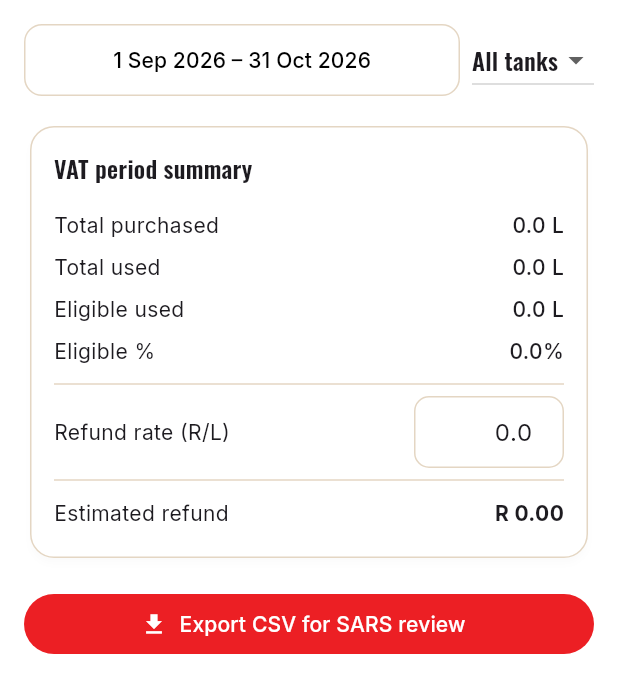
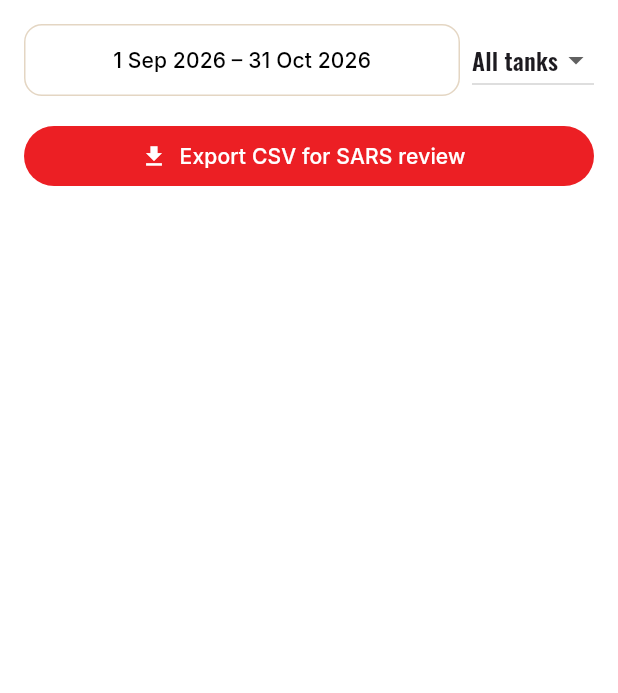
Before and after one commit to DFourie87/Nanini, a Flutter app: the DieselReportsScreen widget shown alone on an empty page, opened directly with empty values, on a phone screen of 412 x 824 dp. Shown: the top 693 px of the screen. Run offline on Flutter 3.47's test engine with Material 3 defaults, Android fonts, the phone set to English and light mode, and no system bars; our stand-ins replace csv, fl_chart, flutter_map, google_fonts, latlong2, pdf and 4 more; accounts and stored records are empty; network calls fail.

Commit message:
Remove VAT period summary from diesel Reports tab
Drops the VAT period summary card (totals, eligible %, refund rate,
estimated refund) and the now-unused refund rate plumbing. The date
range/tank filter and CSV export stay, alongside the diesel price
forecast card.

Co-Authored-By: Claude Sonnet 5 <noreply@anthropic.com>
Claude-Session: https://claude.ai/code/session_0154FLxM7bQ7qjn16GE6RHFv

```diff
--- a/nanini_app/lib/features/diesel/diesel_reports_screen.dart
+++ b/nanini_app/lib/features/diesel/diesel_reports_screen.dart
@@ -2,7 +2,6 @@ import 'package:flutter/material.dart';
 import 'package:csv/csv.dart';
 import 'package:share_plus/share_plus.dart';
 import '../../core/formatters.dart';
-import '../../core/widgets/toast.dart';
 import '../../theme/nanini_theme.dart';
 import 'diesel_models.dart';
 import 'diesel_repository.dart';
@@ -18,7 +17,6 @@ class _DieselReportsScreenState extends State<DieselReportsScreen> {
   DateTime periodStart = _defaultPeriodStart();
   DateTime periodEnd = _defaultPeriodEnd();
   String? tankFilter;
-  double refundRate = 0;
 
   static DateTime _defaultPeriodEnd() {
     final now = DateTime.now();
@@ -30,12 +28,6 @@ class _DieselReportsScreenState extends State<DieselReportsScreen> {
     final end = _defaultPeriodEnd();
     final startMonth = end.month - 1;
     return DateTime(end.year, startMonth, 1);
-  }
-
-  @override
-  void initState() {
-    super.initState();
-    widget.repo.fetchRefundRate().then((r) => setState(() => refundRate = r));
   }
 
   @override
@@ -69,12 +61,6 @@ class _DieselReportsScreenState extends State<DieselReportsScreen> {
                       if (tankFilter != null && u.tankId != tankFilter) return false;
                       return !d.isBefore(periodStart) && !d.isAfter(periodEnd);
                     }).toList();
-
-                    final totalIn = filteredPurchases.fold<double>(0, (s, p) => s + p.litres);
-                    final totalOut = filteredUsage.fold<double>(0, (s, u) => s + u.litres);
-                    final eligibleOut = filteredUsage.where((u) => u.eligible).fold<double>(0, (s, u) => s + u.litres);
-                    final eligiblePct = totalOut > 0 ? eligibleOut / totalOut * 100 : 0.0;
-                    final estimatedRefund = eligibleOut * refundRate;
 
                     return ListView(
                       padding: const EdgeInsets.all(16),
@@ -110,47 +96,6 @@ class _DieselReportsScreenState extends State<DieselReportsScreen> {
                               onChanged: (v) => setState(() => tankFilter = v),
                             ),
                           ],
-                        ),
-                        const SizedBox(height: 16),
-                        Card(
-                          child: Padding(
-                            padding: const EdgeInsets.all(16),
-                            child: Column(
-                              crossAxisAlignment: CrossAxisAlignment.start,
-                              children: [
-                                Text('VAT period summary', style: Theme.of(context).textTheme.titleMedium),
-                                const SizedBox(height: 12),
-                                _statRow('Total purchased', fmtL(totalIn)),
-                                _statRow('Total used', fmtL(totalOut)),
-                                _statRow('Eligible used', fmtL(eligibleOut)),
-                                _statRow('Eligible %', '${eligiblePct.toStringAsFixed(1)}%'),
-                                const Divider(),
-                                Row(
-                                  mainAxisAlignment: MainAxisAlignment.spaceBetween,
-                                  children: [
-                                    const Text('Refund rate (R/L)'),
-                                    SizedBox(
-                                      width: 100,
-                                      child: TextFormField(
-                                        initialValue: refundRate.toString(),
-                                        textAlign: TextAlign.right,
-                                        keyboardType: const TextInputType.numberWithOptions(decimal: true),
-                                        decoration: const InputDecoration(isDense: true),
-                                        onFieldSubmitted: (v) async {
-                                          final rate = double.tryParse(v) ?? 0;
-                                          setState(() => refundRate = rate);
-                                          await widget.repo.setRefundRate(rate);
-                                          if (context.mounted) showToast(context, 'Refund rate saved');
-                                        },
-                                      ),
-                                    ),
-                                  ],
-                                ),
-                                const Divider(),
-                                _statRow('Estimated refund', fmtR(estimatedRefund), emphasize: true),
-                              ],
-                            ),
-                          ),
                         ),
                         const SizedBox(height: 16),
                         FilledButton.icon(
--- a/nanini_app/lib/features/diesel/diesel_repository.dart
+++ b/nanini_app/lib/features/diesel/diesel_repository.dart
@@ -41,13 +41,6 @@ class DieselRepository {
       ]);
     }
   }
-
-  Future<double> fetchRefundRate() async {
-    final row = await sb.from('diesel_settings').select().eq('id', 1).maybeSingle();
-    return (row?['refund_rate'] as num?)?.toDouble() ?? 0;
-  }
-
-  Future<void> setRefundRate(double rate) => sb.from('diesel_settings').upsert({'id': 1, 'refund_rate': rate});
 
   Future<void> addTank({required String name, required double capacity, required double initialLevel}) =>
       sb.from('diesel_tanks').insert({'name': name, 'capacity': capacity, 'initial_level': initialLevel});
```
